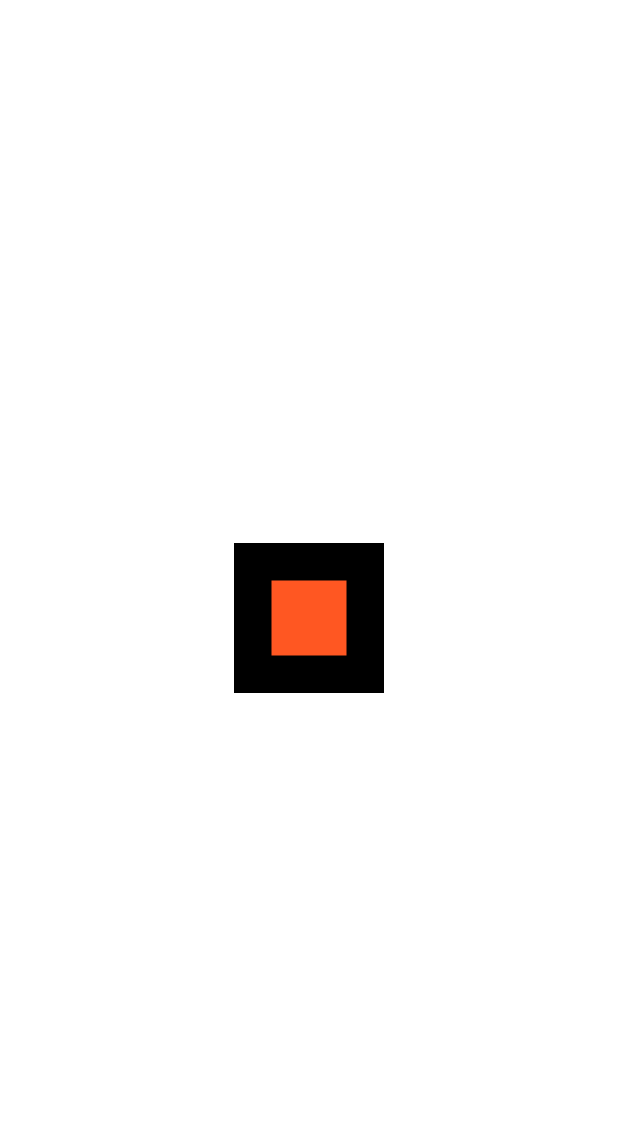
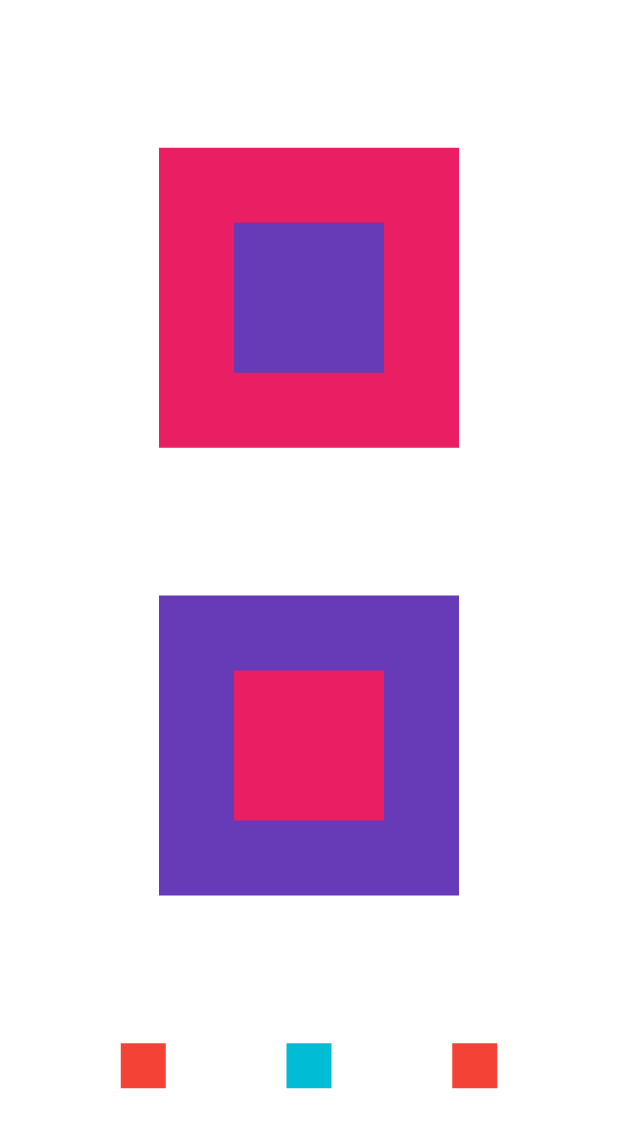
Before and after one commit to julia-stamborovski/flutter_01, a Flutter app: the screen it shows after launch, on a phone screen of 412 x 824 dp. Shown: the top 1128 px of the screen. Run offline on Flutter 3.47's test engine with Material 2 defaults, Android fonts, the phone set to English and light mode, and no system bars.

Commit message:
column e row

```diff
--- a/lib/main.dart
+++ b/lib/main.dart
@@ -14,21 +14,62 @@ class MyApp extends StatelessWidget {
         theme: ThemeData(
           primarySwatch: Colors.blue,
         ),
-      home: Stack(
+        home: Column(
+          mainAxisAlignment: MainAxisAlignment.spaceEvenly,
+          crossAxisAlignment: CrossAxisAlignment.center,
+          children: [
+            Stack(
               alignment: AlignmentDirectional.center,
               children: [
                 Container(
-            color: Colors.black,
+                  color: Colors.pink,
+                  width: 200,
+                  height: 200,
+                ),
+                Container(
+                  color: Colors.deepPurple,
                   width: 100,
                   height: 100,
                 ),
+              ],
+            ),
+            Stack(
+              alignment: AlignmentDirectional.center,
+              children: [
                 Container(
-            color: Colors.deepOrange,
-            width: 50,
-            height: 50,
+                  color: Colors.deepPurple,
+                  width: 200,
+                  height: 200,
+                ),
+                Container(
+                  color: Colors.pink,
+                  width: 100,
+                  height: 100,
                 ),
               ],
             ),
-    );
+            Row(
+              mainAxisAlignment: MainAxisAlignment.spaceEvenly,
+              crossAxisAlignment: CrossAxisAlignment.center,
+              children: [
+                Container(
+                  color: Colors.red,
+                  height: 30,
+                  width: 30,
+                ),
+                Container(
+                  color: Colors.cyan,
+                  height: 30,
+                  width: 30,
+                ),
+                Container(
+                  color: Colors.red,
+                  height: 30,
+                  width: 30,
+                ),
+              ],
+            )
+          ],
+        ));
   }
 }
```
Lines whose indentation alone changed are shown as unchanged.
